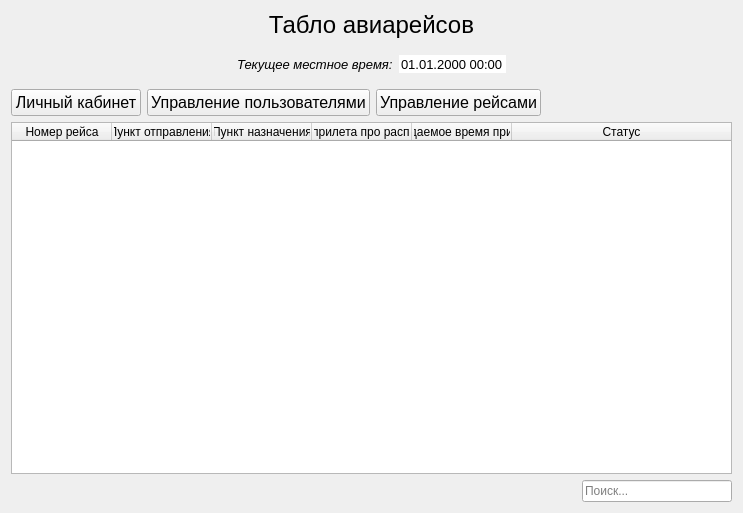
First picture: the form in mainwindow.ui, repository Tweety-sat/Flight-scoreboard, before the edit.
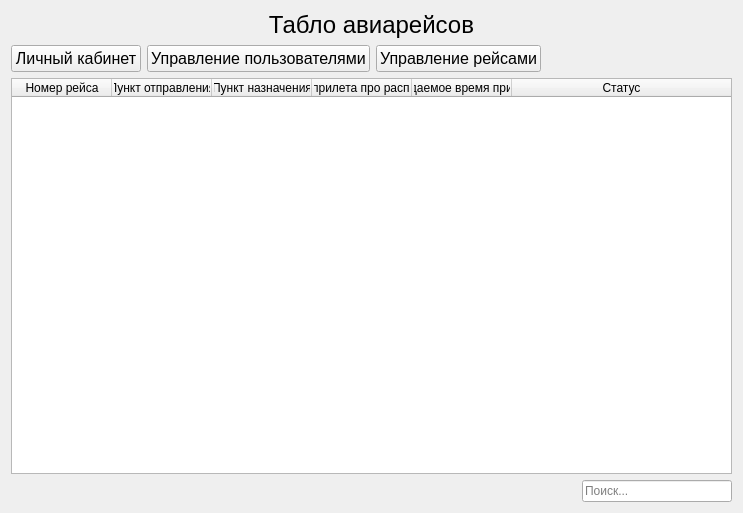
Second picture: the form after the edit.

```diff
--- a/mainwindow.ui
+++ b/mainwindow.ui
@@ -32,7 +32,7 @@
      </property>
     </widget>
    </item>
-   <item row="2" column="0">
+   <item row="1" column="0">
     <layout class="QVBoxLayout" name="verticalLayout">
      <item>
       <layout class="QHBoxLayout" name="horizontalLayout">
@@ -216,128 +216,6 @@
      </item>
     </layout>
    </item>
-   <item row="1" column="0">
-    <layout class="QHBoxLayout" name="horizontalLayout_2">
-     <property name="leftMargin">
-      <number>9</number>
-     </property>
-     <property name="topMargin">
-      <number>9</number>
-     </property>
-     <property name="rightMargin">
-      <number>9</number>
-     </property>
-     <property name="bottomMargin">
-      <number>9</number>
-     </property>
-     <item>
-      <spacer name="horizontalSpacer">
-       <property name="orientation">
-        <enum>Qt::Horizontal</enum>
-       </property>
-       <property name="sizeHint" stdset="0">
-        <size>
-         <width>40</width>
-         <height>20</height>
-        </size>
-       </property>
-      </spacer>
-     </item>
-     <item>
-      <widget class="QLabel" name="label_2">
-       <property name="font">
-        <font>
-         <pointsize>10</pointsize>
-         <italic>true</italic>
-        </font>
-       </property>
-       <property name="text">
-        <string>Текущее местное время:</string>
-       </property>
-      </widget>
-     </item>
-     <item>
-      <widget class="QDateTimeEdit" name="time_now">
-       <property name="enabled">
-        <bool>true</bool>
-       </property>
-       <property name="font">
-        <font>
-         <pointsize>10</pointsize>
-         <italic>false</italic>
-        </font>
-       </property>
-       <property name="cursor">
-        <cursorShape>ArrowCursor</cursorShape>
-       </property>
-       <property name="mouseTracking">
-        <bool>true</bool>
-       </property>
-       <property name="tabletTracking">
-        <bool>false</bool>
-       </property>
-       <property name="contextMenuPolicy">
-        <enum>Qt::DefaultContextMenu</enum>
-       </property>
-       <property name="acceptDrops">
-        <bool>true</bool>
-       </property>
-       <property name="toolTip">
-        <string/>
-       </property>
-       <property name="autoFillBackground">
-        <bool>true</bool>
-       </property>
-       <property name="styleSheet">
-        <string notr="true"/>
-       </property>
-       <property name="inputMethodHints">
-        <set>Qt::ImhPreferNumbers</set>
-       </property>
-       <property name="frame">
-        <bool>false</bool>
-       </property>
-       <property name="alignment">
-        <set>Qt::AlignCenter</set>
-       </property>
-       <property name="readOnly">
-        <bool>true</bool>
-       </property>
-       <property name="buttonSymbols">
-        <enum>QAbstractSpinBox::NoButtons</enum>
-       </property>
-       <property name="keyboardTracking">
-        <bool>false</bool>
-       </property>
-       <property name="showGroupSeparator" stdset="0">
-        <bool>false</bool>
-       </property>
-       <property name="displayFormat">
-        <string>dd.MM.yyyy HH:mm</string>
-       </property>
-       <property name="calendarPopup">
-        <bool>false</bool>
-       </property>
-       <property name="timeSpec">
-        <enum>Qt::UTC</enum>
-       </property>
-      </widget>
-     </item>
-     <item>
-      <spacer name="horizontalSpacer_4">
-       <property name="orientation">
-        <enum>Qt::Horizontal</enum>
-       </property>
-       <property name="sizeHint" stdset="0">
-        <size>
-         <width>40</width>
-         <height>20</height>
-        </size>
-       </property>
-      </spacer>
-     </item>
-    </layout>
-   </item>
   </layout>
  </widget>
  <resources/>
```
